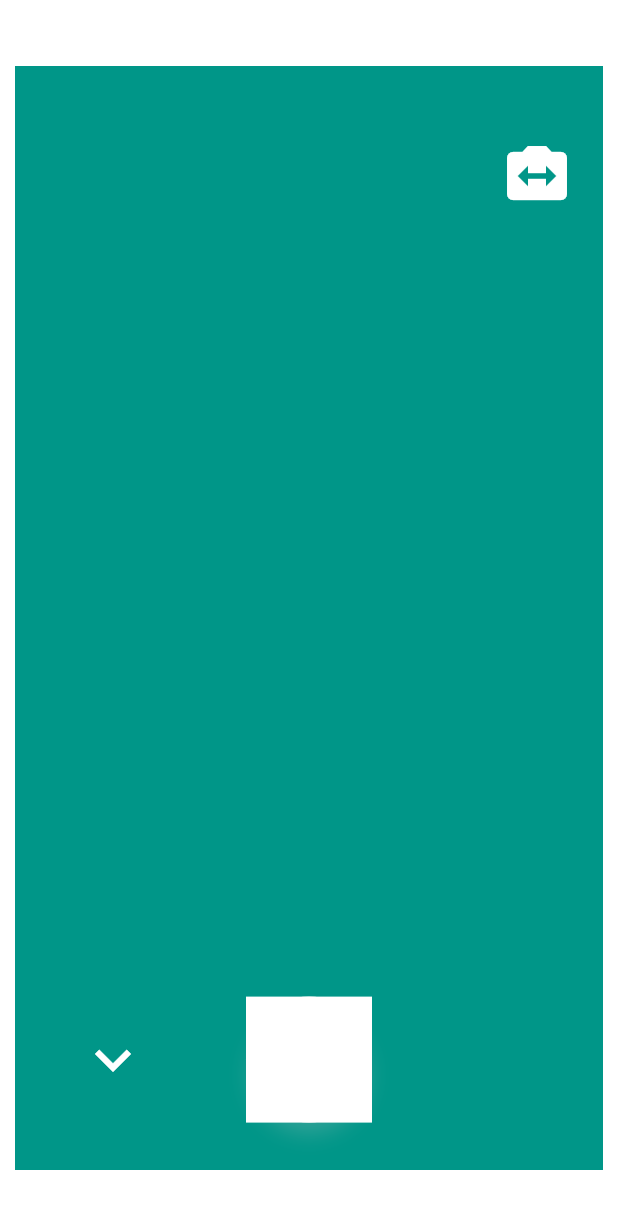
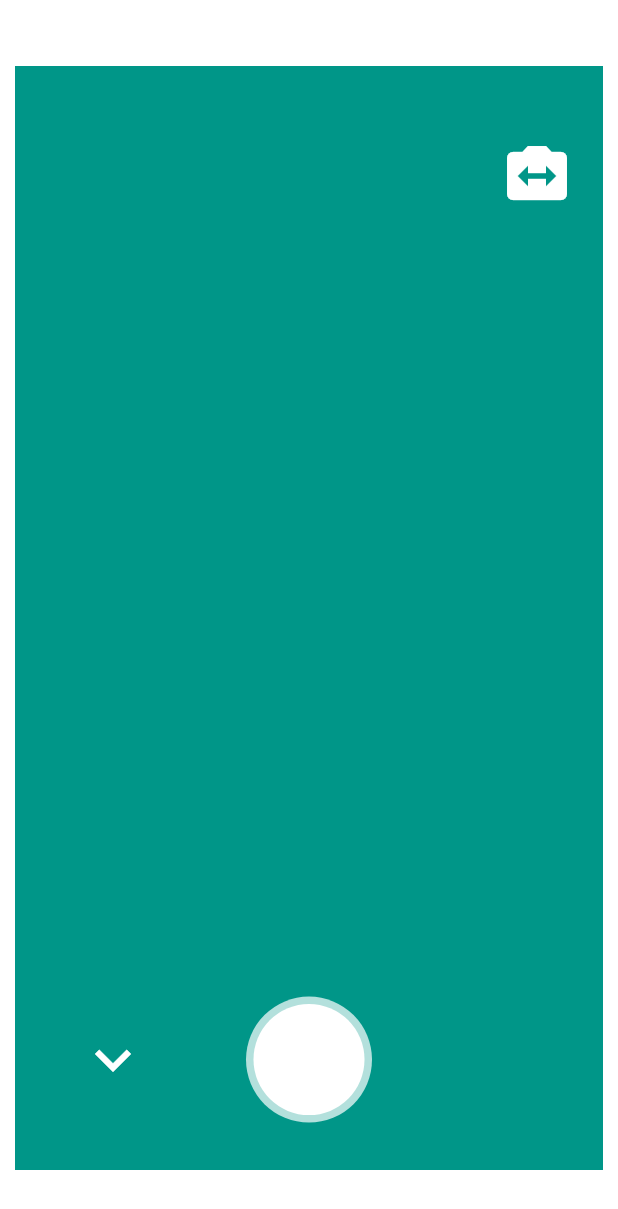
Before and after one commit to fancylou/camera_like_wx, a Flutter app: the screen it shows after launch, after a tap on the "camera" icon, on a phone screen of 412 x 824 dp. Shown: the top 1209 px of the screen. Run offline on Flutter 3.47's test engine with Material 2 defaults, Android fonts, the light colour scheme and no system bars; our stand-ins replace camera.

Commit message:
圆形按钮动画 差一点

```diff
--- a/example/lib/circle_record_button.dart
+++ b/example/lib/circle_record_button.dart
@@ -2,14 +2,10 @@ import 'dart:math';
 
 import 'package:flutter/material.dart';
 
-enum RecordState {
-  Start,
-  StartRecord,
-  End
-}
+enum RecordState { Start, StartRecord, End }
 
-
-typedef CircleRecordButtonController<RecordState> = void Function(RecordState state);
+typedef CircleRecordButtonController<RecordState> = void Function(
+    RecordState state);
 
 ///
 ///圆形按钮 仿微信拍照按钮 点击是拍照 按住是录视频（有进度条）
@@ -22,37 +18,68 @@ class CircleRecordButton extends StatefulWidget {
   final Color progressColor;
   final CircleRecordButtonController controller;
 
-  const CircleRecordButton({
-    Key key,
+  const CircleRecordButton(
+      {Key key,
       @required this.radius,
-    this.buttonColor = Colors.white70,
+      this.buttonColor = Colors.white,
       this.maxDuration = 15,
       this.progressWidth = 5,
-    this.progressColor = Colors.greenAccent,
-    this.controller
-  }): super(key : key);
-
+      this.progressColor = Colors.green,
+      this.controller})
+      : super(key: key);
 
   @override
   State<StatefulWidget> createState() {
     return _CircleRecordButtonState();
   }
-
 }
 
-class _CircleRecordButtonState extends State<CircleRecordButton> with SingleTickerProviderStateMixin {
-  AnimationController ac ;
+class _CircleRecordButtonState extends State<CircleRecordButton>
+    with TickerProviderStateMixin {
+  AnimationController ac; // 进度条动画控制器
+  AnimationController transAc; // 按钮过渡动画控制器
   final GlobalKey paintKey = GlobalKey();
+
+  void listener() {
+    debugPrint('trans......');
+    setState(() {});
+  }
+
   @override
   void initState() {
     super.initState();
-    ac = AnimationController(duration: Duration(seconds: widget.maxDuration), vsync: this);
-    ac.addListener( () {
-
+    debugPrint('duration:' + widget.maxDuration.toString());
+    transAc =
+        AnimationController(duration: Duration(microseconds: 500), vsync: this);
+    transAc.addListener(listener);
+    transAc.addStatusListener((status) {
+      if (status == AnimationStatus.completed) {
+        // 按钮过渡动画完成后启动录制视频的进度条动画
+        ac.forward();
+        transAc.removeListener(listener);
+      }
+    });
+    ac = AnimationController(
+        duration: Duration(seconds: widget.maxDuration), vsync: this);
+    ac.addListener(() {
+      debugPrint('pro lis..............');
       setState(() {});
+    });
+    ac.addStatusListener((status) {
+      if (status == AnimationStatus.forward) {
+        if (widget.controller != null) {
+          widget.controller(RecordState.StartRecord);
+        }
+      }
     });
   }
 
+  @override
+  void dispose() {
+    ac.dispose();
+    transAc.dispose();
+    super.dispose();
+  }
 
   @override
   Widget build(BuildContext context) {
@@ -69,44 +96,84 @@ class _CircleRecordButtonState extends State<CircleRecordButton> with SingleTick
             buttonColor: widget.buttonColor,
             progressWidth: widget.progressWidth,
             progressColor: widget.progressColor,
-              progress: ac.value),
+            progress: ac.value,
+            transProgress: transAc.value),
       ),
     );
   }
 
   void _tapDown(TapDownDetails down) {
-
+    debugPrint('tapDown.................');
+    transAc.forward();
+    if (widget.controller != null) {
+      widget.controller(RecordState.Start);
     }
-  void _tapUp(TapUpDetails up) {
-
-  }
-  void _tapCancel() {
-
   }
 
+  void _tapUp(TapUpDetails up) {
+    debugPrint('_tapUp.................');
+    transAc.stop();
+    ac.stop();
+  }
+
+  void _tapCancel() {
+    debugPrint('_tapCancel.................');
+    if (widget.controller != null) {
+      widget.controller(RecordState.End);
+    }
+  }
 }
 
 class CircleRecordPainter extends CustomPainter {
   final Color buttonColor;
   final double progressWidth;
   final Color progressColor;
-  final double progress;
+  final double progress; //
+  final double transProgress; //过渡动画进度
 
-  const CircleRecordPainter({
-    this.buttonColor,
+  const CircleRecordPainter(
+      {this.buttonColor,
       this.progressWidth,
       this.progressColor,
-    this.progress
-  });
+      this.progress,
+      this.transProgress});
 
   @override
   void paint(Canvas canvas, Size size) {
+    debugPrint('progress:' +
+        progress.toString() +
+        ' , trans:' +
+        transProgress.toString());
+    final double drawRadius = size.width * 0.5;
+    final double center = size.width * 0.5;
+    final Offset offsetCenter = Offset(center, center);
+    final Color progressBackgroundColor = buttonColor.withOpacity(0.7);
 
+    final double bottomCircleRadius = drawRadius * (1 + transProgress);
+    final bottomPaint = Paint()
+      ..style = PaintingStyle.fill
+      ..color = progressBackgroundColor;
+    canvas.drawCircle(offsetCenter, bottomCircleRadius, bottomPaint);
+
+    final double circleRadius = drawRadius - progressWidth;
+    final double circleRadiusTrans = circleRadius * (1 / (1 + transProgress));
+    final circlePaint = Paint()
+      ..style = PaintingStyle.fill
+      ..color = buttonColor;
+    canvas.drawCircle(offsetCenter, circleRadiusTrans, circlePaint);
+
+    if (progress > 0) {
+      final bottomPaint = Paint()
+        ..style = PaintingStyle.stroke
+        ..color = progressColor
+        ..strokeWidth = progressWidth;
+      canvas.drawCircle(
+          offsetCenter, bottomCircleRadius - progressWidth, bottomPaint);
+    }
   }
 
   @override
   bool shouldRepaint(CustomPainter oldDelegate) {
-    return null;
+    return true;
   }
-
 }
--- a/example/lib/main.dart
+++ b/example/lib/main.dart
@@ -5,6 +5,8 @@ import 'package:flutter/services.dart';
 import 'package:camera_like_wx/camera_like_wx.dart';
 
 import 'package:camera/camera.dart';
+
+import 'circle_record_button.dart';
 
 void main() => runApp(MyApp());
 
@@ -115,15 +117,8 @@ class _WxCameraBaseState extends State<WxCameraBaseWidget> {
               flex: 1,),
               Expanded(child: new Align(
                 alignment: Alignment.center,
-                child: new Material(
-                  shadowColor: Colors.white30,
-                  elevation: 5.0,
-                  borderRadius: BorderRadius.circular(42),
-                  child: Container(
-                    color: Colors.white,
-                    width: 84,
-                    height: 84,
-                  ),
+                child: new CircleRecordButton(
+                  radius: 42,
                 ),
               ),
               flex: 1,),
```
Lines whose indentation alone changed are shown as unchanged.
